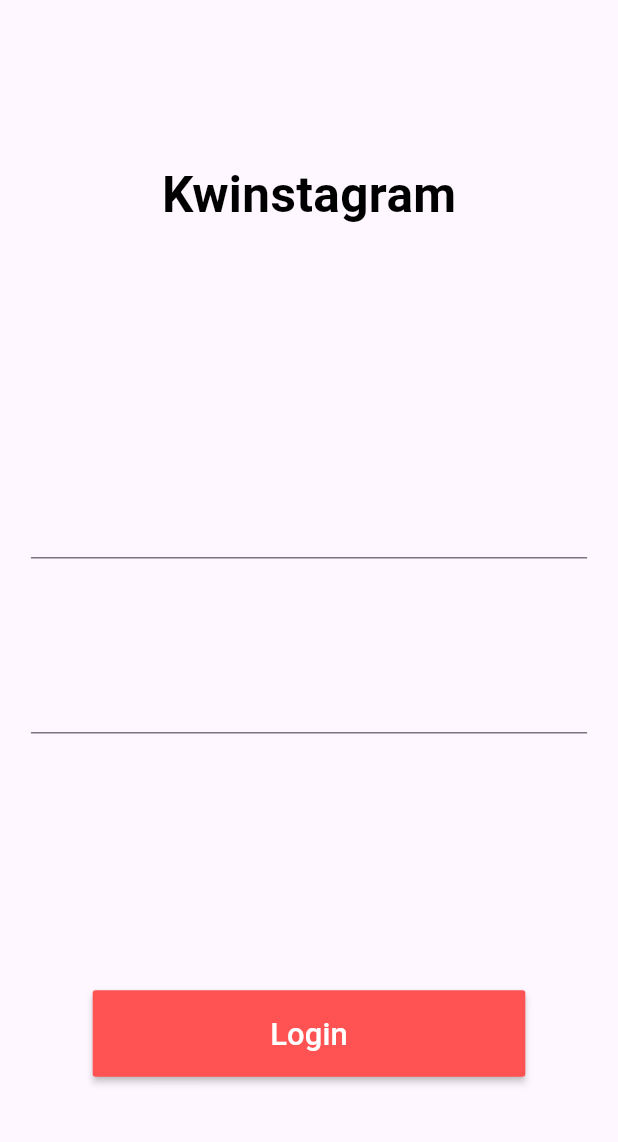
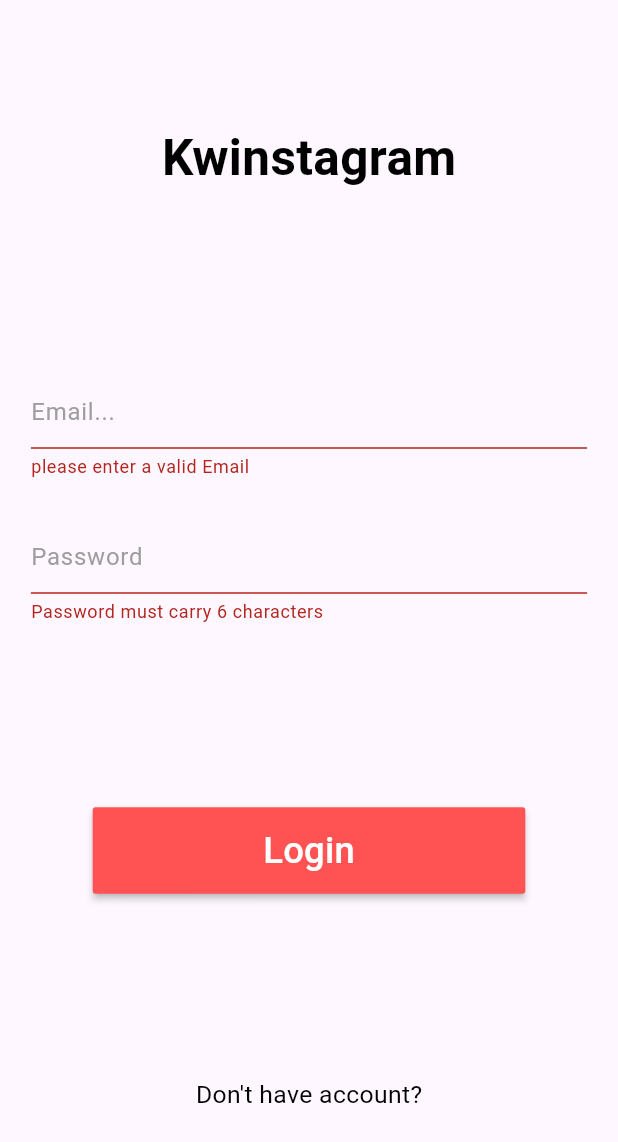
Before and after one commit to shashank8904/kwinstagram, a Flutter app: the screen it shows after launch, after a tap on "Login", on a phone screen of 412 x 824 dp. Shown: the top 1142 px of the screen. Run offline on Flutter 3.47's test engine with Material 3 defaults, Android fonts, the phone set to English and light mode, and no system bars.

Commit message:
loginpage update

```diff
--- a/lib/pages/loginPage.dart
+++ b/lib/pages/loginPage.dart
@@ -8,6 +8,8 @@ class loginPage extends StatefulWidget {
 
 class _loginPageState extends State<loginPage> {
   double? height,width;
+   String? _email;
+   String? _password;
 
   final GlobalKey<FormState> _loginFormKey = GlobalKey<FormState>();
 
@@ -27,9 +29,10 @@ class _loginPageState extends State<loginPage> {
               mainAxisSize: MainAxisSize.max,
               crossAxisAlignment: CrossAxisAlignment.center,
               children: [
-                titlwWidget(),
+                titleWidget(),
                 loginForm(),
                 loginButton(),
+                navigatetoRegisterPage(),
               ],
             ),
           ),),
@@ -37,7 +40,7 @@ class _loginPageState extends State<loginPage> {
       ),
     );
   }
-  Widget titlwWidget(){
+  Widget titleWidget(){
     return Text("Kwinstagram",
     style: TextStyle(
       color: Colors.black,
@@ -56,39 +59,86 @@ class _loginPageState extends State<loginPage> {
         mainAxisSize: MainAxisSize.max,
         crossAxisAlignment: CrossAxisAlignment.center,
         children: [
-        emailTextfield(),
-          paswwordTextfield()
+        emailTextfield(), paswwordTextfield()
         ],
       )),
     );
   }
 
   Widget emailTextfield(){
-    return TextField();
+    return TextFormField(
+      decoration: InputDecoration(
+        hintText: "Email...",
+        hintStyle: TextStyle(
+          color: Colors.grey
+        )
+      ),
+      onSaved: (_value){
+        setState(() {
+          _email = _value;
+        });
+      },
+      validator: (_value){
+       bool _result = _value!.contains(
+         RegExp(
+             r"^[a-zA-Z0-9._%+-]+@[a-zA-Z0-9.-]+\.[a-zA-Z]{2,}$"),
+        );
+      return _result ? null : "please enter a valid Email";
+      },
+    );
   }
 
   Widget paswwordTextfield(){
-    return TextField();
+    return TextFormField(
+      obscureText: true,
+      decoration: InputDecoration(
+        hintText: "Password",
+        hintStyle: TextStyle(
+          color: Colors.grey,
+        ),
+      ),
+      onSaved: (_value){
+        setState(() {
+          _password = _value;
+        });
+      },
+      validator: (_value) => _value!.length > 6 ? null : "Password must carry 6 characters",
+
+    );
   }
-
-
-
 
   Widget loginButton(){
     return MaterialButton(
       color: Colors.redAccent,
       height: height!*0.07,
       minWidth: width!*0.7,
-      onPressed: (){},
+      onPressed: _loginUser,
     child: Text("Login",
       style: TextStyle(
         color: Colors.white,
-        fontSize: width!*0.05,
+        fontSize: width!*0.059,
         fontWeight: FontWeight.w500,
       ),
     ),);
   }
 
 
+  Widget navigatetoRegisterPage(){
+    return GestureDetector(
+      onTap:()=> Navigator.pushNamed(context, 'register'),
+      child: Text("Don't have account?",
+      style: TextStyle(
+        fontSize: width!*0.04,
+        color: Colors.black,
+        fontWeight: FontWeight.w400,
+      ),),
+    );
+  }
 
+
+  void _loginUser(){
+    if(_loginFormKey.currentState!.validate()){
+    _loginFormKey.currentState!.save();
+    }
+  }
 }
```
Also changed, not shown: lib/pages/registerPage.dart (+41 -2 lines).
